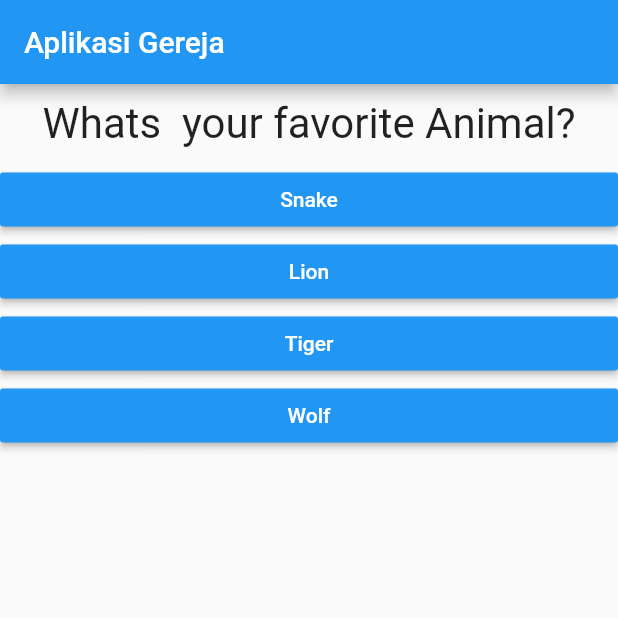
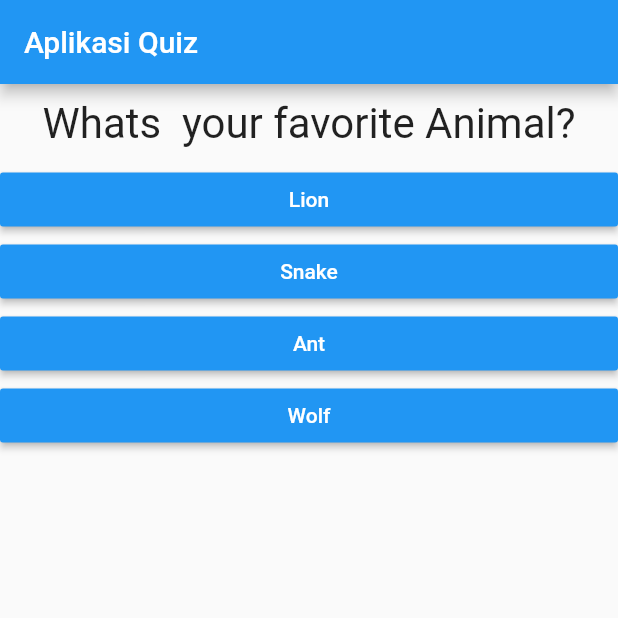
Before and after one commit to DavidDimasPatty/Belajar_Flutter, a Flutter app: the screen it shows after launch, after a tap on "Black", on a phone screen of 412 x 824 dp, the top half of it. Run offline on Flutter 3.47's test engine with Material 2 defaults, Android fonts, the phone set to English and light mode, and no system bars.

Commit message:
final yeayy

```diff
--- a/lib/main.dart
+++ b/lib/main.dart
@@ -1,7 +1,7 @@
 import 'package:first_app/question.dart';
+import 'package:first_app/result.dart';
 import 'package:flutter/material.dart';
-import './question.dart';
-import './answer.dart';
+import './quiz.dart';
 
 // void main() {
 //   runApp(MyApp());
@@ -21,22 +21,39 @@ class MyApp extends StatefulWidget {
 //////////////////////////////////////////////
 class _MyAppState extends State<MyApp> {
   var _questionIndex = 0;
-  static const questions = [
+  var _totalscore = 0;
+  static const _questions = [
     {
       'questionText': 'Whats  your favorite color?',
-      'answer': ['Black', 'Red', 'Green', 'White'],
+      'answer': [
+        {'text': 'Black', 'score': 5},
+        {'text': 'Red', 'score': 3},
+        {'text': 'Green', 'score': 2},
+        {'text': 'White', 'score': 5}
+      ],
     },
     {
       'questionText': 'Whats  your favorite Animal?',
-      'answer': ['Snake', 'Lion', 'Tiger', 'Wolf'],
+      'answer': [
+        {'text': 'Lion', 'score': 3},
+        {'text': 'Snake', 'score': 2},
+        {'text': 'Ant', 'score': 3},
+        {'text': 'Wolf', 'score': 4}
+      ],
     },
     {
       'questionText': 'Whats  your favorite Fruit?',
-      'answer': ['Orange', 'Manggo', 'Durian', 'Apple'],
+      'answer': [
+        {'text': 'Manggo', 'score': 2},
+        {'text': 'Durian', 'score': 1},
+        {'text': 'Pineapple', 'score': 3},
+        {'text': 'Apple', 'score': 4}
+      ],
     }
   ];
-  void _answerQuestion() {
+  void _answerQuestion(int score) {
     setState(() {
+      _totalscore += score;
       // if (_questionIndex >= questions.length - 1) {
       //   _questionIndex = 0;
       // } else {
@@ -48,6 +65,13 @@ class _MyAppState extends State<MyApp> {
     print(_questionIndex);
   }
 
+  void _resetQuiz() {
+    setState(() {
+      _questionIndex = 0;
+      _totalscore = 0;
+    });
+  }
+
   @override
   Widget build(BuildContext context) {
     void printLog() {
@@ -56,43 +80,49 @@ class _MyAppState extends State<MyApp> {
 
     return MaterialApp(
       home: Scaffold(
-        appBar: AppBar(
-          title: Text('Aplikasi Gereja'),
-        ),
-        body: _questionIndex < questions.length
-            ? Column(
-                children: [
-                  Question(
-                    questions[_questionIndex]['questionText'] as String,
-                  ),
-                  ...(questions[_questionIndex]['answer'] as List<String>)
-                      .map((answers) {
-                    return Answer(_answerQuestion, answers);
-                  }).toList()
-                  // Answer(_answerQuestion),
-                  // Answer(_answerQuestion),
-                  // Answer(_answerQuestion),
-                  // Answer(_answerQuestion),
+          appBar: AppBar(
+            title: Text('Aplikasi Quiz'),
+          ),
+          body: _questionIndex < _questions.length
+              ? Quiz(
+                  answerQuestion: _answerQuestion,
+                  questionIndex: _questionIndex,
+                  questions: _questions,
+                )
+              // Column(
+              //     children: [
+              //       Question(
+              //         questions[_questionIndex]['questionText'] as String,
+              //       ),
+              //       ...(questions[_questionIndex]['answer'] as List<String>)
+              //           .map((answers) {
+              //         return Answer(_answerQuestion, answers);
+              //       }).toList()
+              //       // Answer(_answerQuestion),
+              //       // Answer(_answerQuestion),
+              //       // Answer(_answerQuestion),
+              //       // Answer(_answerQuestion),
 
-                  //     RaisedButton(
-                  //   child: Text('Daftar Misa'),
-                  //   onPressed: _answerQuestion,
-                  // ),
-                  // RaisedButton(
-                  //   child: Text('Daftar Baptis'),
-                  //   // onPressed: () => print('Choosen'),
-                  //   onPressed: _answerQuestion,
-                  // ),
-                  // RaisedButton(
-                  //   child: Text('Daftar Komuni'),
-                  //   onPressed: _answerQuestion,
-                  // ),
-                ],
-              )
-            : Center(
-                child: Text("You Did It!"),
-              ),
-      ),
+              //       //     RaisedButton(
+              //       //   child: Text('Daftar Misa'),
+              //       //   onPressed: _answerQuestion,
+              //       // ),
+              //       // RaisedButton(
+              //       //   child: Text('Daftar Baptis'),
+              //       //   // onPressed: () => print('Choosen'),
+              //       //   onPressed: _answerQuestion,
+              //       // ),
+              //       // RaisedButton(
+              //       //   child: Text('Daftar Komuni'),
+              //       //   onPressed: _answerQuestion,
+              //       // ),
+              //     ],
+              //   )
+              : Result(_totalscore, _resetQuiz)
+          // Center(
+          //     child: Text("You Did It!"),
+          //   ),
+          ),
     );
   }
 }
--- /dev/null
+++ b/lib/quiz.dart
@@ -0,0 +1,48 @@
+import 'package:flutter/material.dart';
+import './question.dart';
+import './answer.dart';
+
+class Quiz extends StatelessWidget {
+  final List<Map<String, Object>> questions;
+  final int questionIndex;
+  final Function answerQuestion;
+
+  Quiz(
+      {required this.questions,
+      required this.answerQuestion,
+      required this.questionIndex});
+
+  @override
+  Widget build(BuildContext context) {
+    return Column(
+      children: [
+        Question(
+          questions[questionIndex]['questionText'] as String,
+        ),
+        ...(questions[questionIndex]['answer'] as List<Map<String, Object>>)
+            .map((answers) {
+          return Answer(() => answerQuestion(answers['score']),
+              answers['text'] as String);
+        }).toList()
+        // Answer(_answerQuestion),
+        // Answer(_answerQuestion),
+        // Answer(_answerQuestion),
+        // Answer(_answerQuestion),
+
+        //     RaisedButton(
+        //   child: Text('Daftar Misa'),
+        //   onPressed: _answerQuestion,
+        // ),
+        // RaisedButton(
+        //   child: Text('Daftar Baptis'),
+        //   // onPressed: () => print('Choosen'),
+        //   onPressed: _answerQuestion,
+        // ),
+        // RaisedButton(
+        //   child: Text('Daftar Komuni'),
+        //   onPressed: _answerQuestion,
+        // ),
+      ],
+    );
+  }
+}
```
Also changed, not shown: lib/profile.dart (deleted, +0 -20 lines), lib/result.dart (added, +44 -0 lines).
